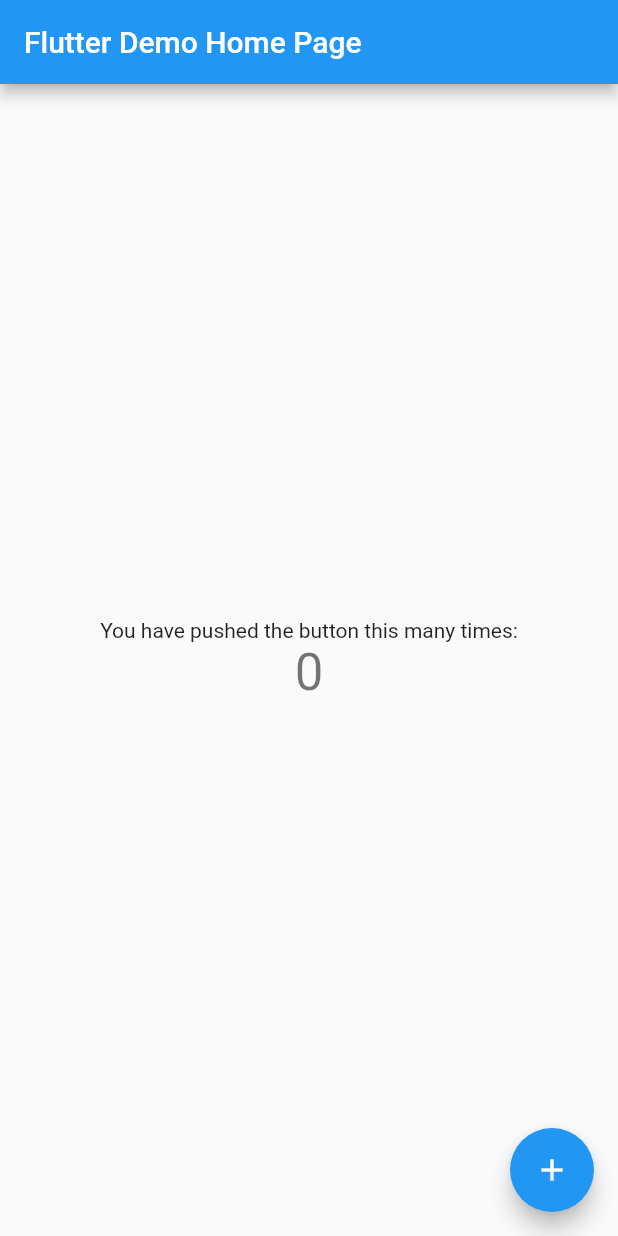
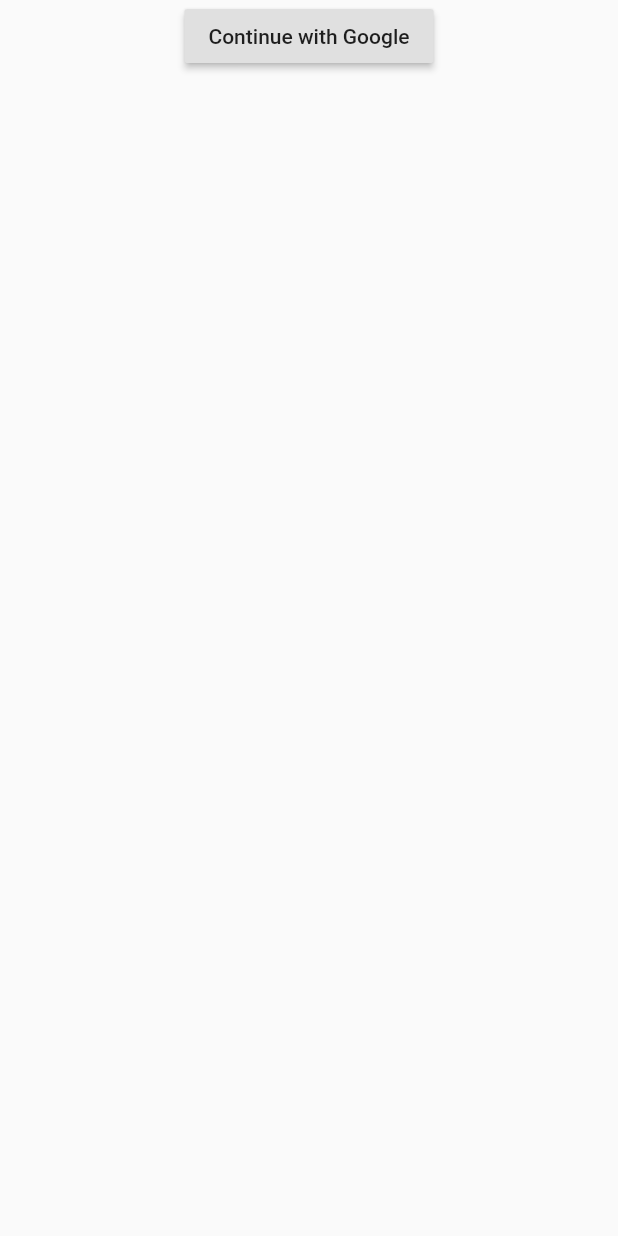
Before and after one commit to Coney484/Spag_Notes, a Flutter app: the screen it shows after launch, on a phone screen of 412 x 824 dp. Run offline on Flutter 3.47's test engine with Material 2 defaults, Android fonts, the phone set to English and light mode, and no system bars; our stand-ins replace cloud_firestore, firebase_auth, google_sign_in; missing offline and left inert: collection_ext; accounts and stored records are empty.

Commit message:
implemented google sign in and home screen ui

```diff
--- a/lib/main.dart
+++ b/lib/main.dart
@@ -1,117 +1,27 @@
+import 'package:firebase_auth/firebase_auth.dart';
 import 'package:flutter/material.dart';
+import 'package:provider/provider.dart';
+import 'package:spag_notes/model/user.dart';
+import 'package:spag_notes/screen/home_page.dart';
+import 'package:spag_notes/screen/login_screen.dart';
 
-void main() {
-  runApp(MyApp());
-}
+void main() => runApp(MyApp());
 
 class MyApp extends StatelessWidget {
-  // This widget is the root of your application.
   @override
-  Widget build(BuildContext context) {
-    return MaterialApp(
-      title: 'Flutter Demo',
-      theme: ThemeData(
-        // This is the theme of your application.
-        //
-        // Try running your application with "flutter run". You'll see the
-        // application has a blue toolbar. Then, without quitting the app, try
-        // changing the primarySwatch below to Colors.green and then invoke
-        // "hot reload" (press "r" in the console where you ran "flutter run",
-        // or simply save your changes to "hot reload" in a Flutter IDE).
-        // Notice that the counter didn't reset back to zero; the application
-        // is not restarted.
-        primarySwatch: Colors.blue,
-        // This makes the visual density adapt to the platform that you run
-        // the app on. For desktop platforms, the controls will be smaller and
-        // closer together (more dense) than on mobile platforms.
-        visualDensity: VisualDensity.adaptivePlatformDensity,
-      ),
-      home: MyHomePage(title: 'Flutter Demo Home Page'),
-    );
-  }
+  Widget build(BuildContext context) => StreamProvider.value(
+        initialData: CurrentUser.initial,
+        value: FirebaseAuth.instance.onAuthStateChanged
+            .map((user) => CurrentUser.create(user)),
+        child: Consumer<CurrentUser>(
+          builder: (context, user, _) => MaterialApp(
+            title: 'Spag Notes',
+            home: user.isInitialValue
+                ? Scaffold(body: const Text('Loading....'))
+                : user.data != null
+                    ? HomePage()
+                    : LoginScreen(),
+          ),
+        ),
+      );
 }
-
-class MyHomePage extends StatefulWidget {
-  MyHomePage({Key key, this.title}) : super(key: key);
-
-  // This widget is the home page of your application. It is stateful, meaning
-  // that it has a State object (defined below) that contains fields that affect
-  // how it looks.
-
-  // This class is the configuration for the state. It holds the values (in this
-  // case the title) provided by the parent (in this case the App widget) and
-  // used by the build method of the State. Fields in a Widget subclass are
-  // always marked "final".
-
-  final String title;
-
-  @override
-  _MyHomePageState createState() => _MyHomePageState();
-}
-
-class _MyHomePageState extends State<MyHomePage> {
-  int _counter = 0;
-
-  void _incrementCounter() {
-    setState(() {
-      // This call to setState tells the Flutter framework that something has
-      // changed in this State, which causes it to rerun the build method below
-      // so that the display can reflect the updated values. If we changed
-      // _counter without calling setState(), then the build method would not be
-      // called again, and so nothing would appear to happen.
-      _counter++;
-    });
-  }
-
-  @override
-  Widget build(BuildContext context) {
-    // This method is rerun every time setState is called, for instance as done
-    // by the _incrementCounter method above.
-    //
-    // The Flutter framework has been optimized to make rerunning build methods
-    // fast, so that you can just rebuild anything that needs updating rather
-    // than having to individually change instances of widgets.
-    return Scaffold(
-      appBar: AppBar(
-        // Here we take the value from the MyHomePage object that was created by
-        // the App.build method, and use it to set our appbar title.
-        title: Text(widget.title),
-      ),
-      body: Center(
-        // Center is a layout widget. It takes a single child and positions it
-        // in the middle of the parent.
-        child: Column(
-          // Column is also a layout widget. It takes a list of children and
-          // arranges them vertically. By default, it sizes itself to fit its
-          // children horizontally, and tries to be as tall as its parent.
-          //
-          // Invoke "debug painting" (press "p" in the console, choose the
-          // "Toggle Debug Paint" action from the Flutter Inspector in Android
-          // Studio, or the "Toggle Debug Paint" command in Visual Studio Code)
-          // to see the wireframe for each widget.
-          //
-          // Column has various properties to control how it sizes itself and
-          // how it positions its children. Here we use mainAxisAlignment to
-          // center the children vertically; the main axis here is the vertical
-          // axis because Columns are vertical (the cross axis would be
-          // horizontal).
-          mainAxisAlignment: MainAxisAlignment.center,
-          children: <Widget>[
-            Text(
-              'You have pushed the button this many times:',
-            ),
-            Text(
-              '$_counter',
-              style: Theme.of(context).textTheme.headline4,
-            ),
-          ],
-        ),
-      ),
-      floatingActionButton: FloatingActionButton(
-        onPressed: _incrementCounter,
-        tooltip: 'Increment',
-        child: Icon(Icons.add),
-      ), // This trailing comma makes auto-formatting nicer for build methods.
-    );
-  }
-}
--- /dev/null
+++ b/lib/model/user.dart
@@ -0,0 +1,15 @@
+import 'package:firebase_auth/firebase_auth.dart';
+import 'package:flutter/foundation.dart';
+
+/// A wrapper of [FirebaseUser] provides infomation to distinguish the initial value.
+@immutable
+class CurrentUser {
+  final bool isInitialValue;
+  final FirebaseUser data;
+
+  const CurrentUser._(this.data, this.isInitialValue);
+  factory CurrentUser.create(FirebaseUser data) => CurrentUser._(data, false);
+
+  /// The inital empty instance.
+  static const initial = CurrentUser._(null, true);
+}
--- /dev/null
+++ b/lib/screen/login_screen.dart
@@ -0,0 +1,62 @@
+import 'package:firebase_auth/firebase_auth.dart';
+import 'package:flutter/material.dart';
+import 'package:google_sign_in/google_sign_in.dart';
+
+class LoginScreen extends StatefulWidget {
+  @override
+  _LoginScreenState createState() => _LoginScreenState();
+}
+
+class _LoginScreenState extends State<LoginScreen> {
+  final _auth = FirebaseAuth.instance;
+  final _googleSignIn = GoogleSignIn();
+  bool _loggingIn = false;
+
+  String _errorMessage;
+
+  @override
+  Widget build(BuildContext context) => Scaffold(
+        body: Center(
+          child: Column(
+            children: <Widget>[
+              RaisedButton(
+                onPressed: _signInWithGoogle,
+                child: const Text('Continue with Google'),
+              ),
+              if (_errorMessage != null)
+                Text(
+                  _errorMessage,
+                  style: const TextStyle(color: Colors.red),
+                ),
+            ],
+          ),
+        ),
+      );
+
+  void _signInWithGoogle() async {
+    _setLoggingIn(); //show progress
+    String errMsg;
+
+    try {
+      final googleUser = await _googleSignIn.signIn();
+      final googleAuth = await googleUser.authentication;
+      final credential = GoogleAuthProvider.getCredential(
+        idToken: googleAuth.idToken,
+        accessToken: googleAuth.accessToken,
+      );
+      await _auth.signInWithCredential(credential);
+    } catch (e) {
+      errMsg = 'Login Failed, Please try again later,';
+    } finally {
+      _setLoggingIn(false, errMsg);
+    }
+  }
+
+  void _setLoggingIn([bool loggingIn = true, String errMsg]) {
+    if (mounted) {
+      setState(() {
+        _loggingIn = loggingIn;
+      });
+    }
+  }
+}
```
Also changed, not shown: lib/model/note.dart (added, +56 -0 lines), lib/screen/home_page.dart (added, +143 -0 lines), lib/styles.dart (added, +110 -0 lines), lib/widget/note_item.dart (added, +45 -0 lines), lib/widget/notes_grid.dart (added, +49 -0 lines), lib/widget/notes_list.dart (added, +43 -0 lines).
